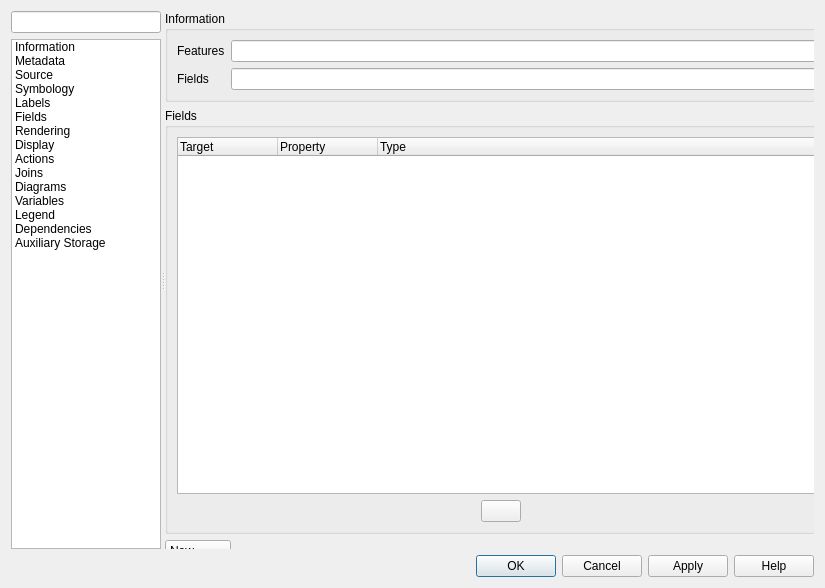
Before: the Qt Designer form src/ui/qgsvectorlayerpropertiesbase.ui in pblottiere/QGIS, drawn with Qt 5.
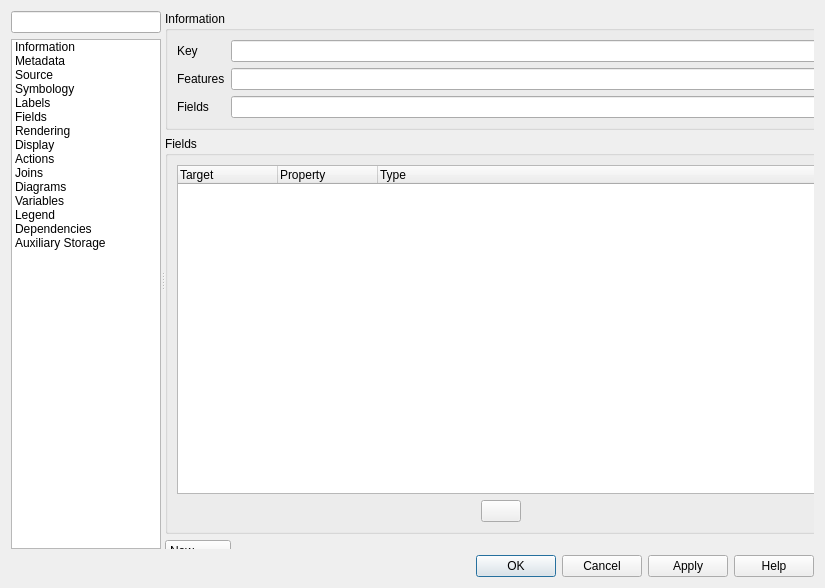
After: the same form once the commit is applied. Icons and pictures are not drawn. Custom widgets are drawn as their Qt base class.

Commit message: Add primary key used for joining in ui

```diff
--- a/src/ui/qgsvectorlayerpropertiesbase.ui
+++ b/src/ui/qgsvectorlayerpropertiesbase.ui
@@ -1946,28 +1946,28 @@
                <property name="sizeConstraint">
                 <enum>QLayout::SetDefaultConstraint</enum>
                </property>
-               <item row="0" column="1">
+               <item row="2" column="1">
                 <widget class="QLineEdit" name="mAuxiliaryStorageFeaturesLineEdit">
                  <property name="readOnly">
                   <bool>true</bool>
                  </property>
                 </widget>
                </item>
-               <item row="1" column="0">
+               <item row="3" column="0">
                 <widget class="QLabel" name="mAuxiliaryStorageFieldsLabel">
                  <property name="text">
                   <string>Fields</string>
                  </property>
                 </widget>
                </item>
-               <item row="0" column="0">
+               <item row="2" column="0">
                 <widget class="QLabel" name="mAuxiliaryStorageFeaturesLabel">
                  <property name="text">
                   <string>Features</string>
                  </property>
                 </widget>
                </item>
-               <item row="1" column="1">
+               <item row="3" column="1">
                 <widget class="QLineEdit" name="mAuxiliaryStorageFieldsLineEdit">
                  <property name="toolTip">
                   <string>A name used to identify the layer. The short name is a text string used for machine-to-machine communication.</string>
@@ -1986,6 +1986,20 @@
                  </property>
                 </widget>
                </item>
+               <item row="1" column="0">
+                <widget class="QLabel" name="mAuxiliaryStorageKeyLabel">
+                 <property name="text">
+                  <string>Key</string>
+                 </property>
+                </widget>
+               </item>
+               <item row="1" column="1">
+                <widget class="QLineEdit" name="mAuxiliaryStorageKeyLineEdit">
+                 <property name="readOnly">
+                  <bool>true</bool>
+                 </property>
+                </widget>
+               </item>
               </layout>
              </widget>
             </item>
```
The commit also changes 1 other file.
